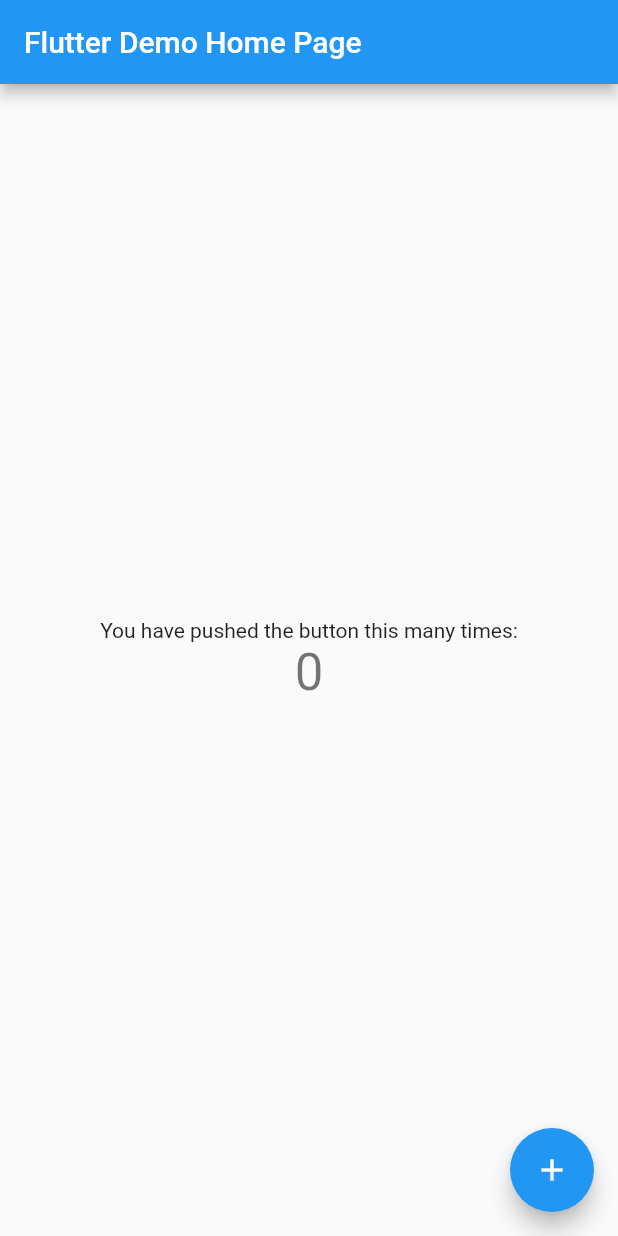
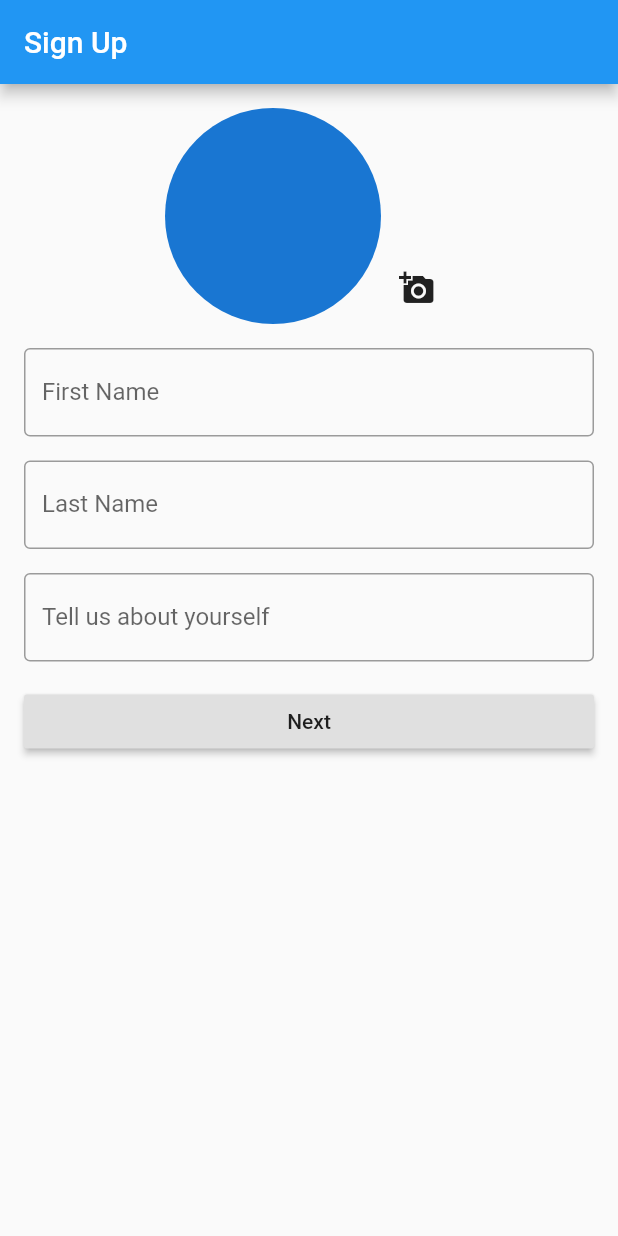
Before and after one commit to BlissDeveloper/go_flutter, a Flutter app: the screen it shows after launch, on a phone screen of 412 x 824 dp. Run offline on Flutter 3.47's test engine with Material 2 defaults, Android fonts, the phone set to English and light mode, and no system bars; our stand-ins replace image_picker, permission_handler; missing offline and left inert: dart:html.

Commit message:
Sign Up 2

```diff
--- a/lib/main.dart
+++ b/lib/main.dart
@@ -1,4 +1,9 @@
 import 'package:flutter/material.dart';
+import 'package:go_flutter/screens/signin.dart';
+import 'package:go_flutter/screens/signup.dart';
+import 'package:go_flutter/screens/_signup.dart';
+
+import 'model/routes.dart';
 
 void main() {
   runApp(MyApp());
@@ -9,109 +14,12 @@ class MyApp extends StatelessWidget {
   @override
   Widget build(BuildContext context) {
     return MaterialApp(
-      title: 'Flutter Demo',
-      theme: ThemeData(
-        // This is the theme of your application.
-        //
-        // Try running your application with "flutter run". You'll see the
-        // application has a blue toolbar. Then, without quitting the app, try
-        // changing the primarySwatch below to Colors.green and then invoke
-        // "hot reload" (press "r" in the console where you ran "flutter run",
-        // or simply save your changes to "hot reload" in a Flutter IDE).
-        // Notice that the counter didn't reset back to zero; the application
-        // is not restarted.
-        primarySwatch: Colors.blue,
-        // This makes the visual density adapt to the platform that you run
-        // the app on. For desktop platforms, the controls will be smaller and
-        // closer together (more dense) than on mobile platforms.
-        visualDensity: VisualDensity.adaptivePlatformDensity,
-      ),
-      home: MyHomePage(title: 'Flutter Demo Home Page'),
+      routes: {
+        Routes.SIGN_UP_ROUTE: (context) => SignUp(),
+        Routes.SIGN_UP_ROUTE: (context) => SignIn(),
+        Routes.SIGN_UP_ROUTE_2: (context) => SignUp2()
+      },
+      home: SignUp(),
     );
   }
 }
-
-class MyHomePage extends StatefulWidget {
-  MyHomePage({Key key, this.title}) : super(key: key);
-
-  // This widget is the home page of your application. It is stateful, meaning
-  // that it has a State object (defined below) that contains fields that affect
-  // how it looks.
-
-  // This class is the configuration for the state. It holds the values (in this
-  // case the title) provided by the parent (in this case the App widget) and
-  // used by the build method of the State. Fields in a Widget subclass are
-  // always marked "final".
-
-  final String title;
-
-  @override
-  _MyHomePageState createState() => _MyHomePageState();
-}
-
-class _MyHomePageState extends State<MyHomePage> {
-  int _counter = 0;
-
-  void _incrementCounter() {
-    setState(() {
-      // This call to setState tells the Flutter framework that something has
-      // changed in this State, which causes it to rerun the build method below
-      // so that the display can reflect the updated values. If we changed
-      // _counter without calling setState(), then the build method would not be
-      // called again, and so nothing would appear to happen.
-      _counter++;
-    });
-  }
-
-  @override
-  Widget build(BuildContext context) {
-    // This method is rerun every time setState is called, for instance as done
-    // by the _incrementCounter method above.
-    //
-    // The Flutter framework has been optimized to make rerunning build methods
-    // fast, so that you can just rebuild anything that needs updating rather
-    // than having to individually change instances of widgets.
-    return Scaffold(
-      appBar: AppBar(
-        // Here we take the value from the MyHomePage object that was created by
-        // the App.build method, and use it to set our appbar title.
-        title: Text(widget.title),
-      ),
-      body: Center(
-        // Center is a layout widget. It takes a single child and positions it
-        // in the middle of the parent.
-        child: Column(
-          // Column is also a layout widget. It takes a list of children and
-          // arranges them vertically. By default, it sizes itself to fit its
-          // children horizontally, and tries to be as tall as its parent.
-          //
-          // Invoke "debug painting" (press "p" in the console, choose the
-          // "Toggle Debug Paint" action from the Flutter Inspector in Android
-          // Studio, or the "Toggle Debug Paint" command in Visual Studio Code)
-          // to see the wireframe for each widget.
-          //
-          // Column has various properties to control how it sizes itself and
-          // how it positions its children. Here we use mainAxisAlignment to
-          // center the children vertically; the main axis here is the vertical
-          // axis because Columns are vertical (the cross axis would be
-          // horizontal).
-          mainAxisAlignment: MainAxisAlignment.center,
-          children: <Widget>[
-            Text(
-              'You have pushed the button this many times:',
-            ),
-            Text(
-              '$_counter',
-              style: Theme.of(context).textTheme.headline4,
-            ),
-          ],
-        ),
-      ),
-      floatingActionButton: FloatingActionButton(
-        onPressed: _incrementCounter,
-        tooltip: 'Increment',
-        child: Icon(Icons.add),
-      ), // This trailing comma makes auto-formatting nicer for build methods.
-    );
-  }
-}
--- /dev/null
+++ b/lib/model/routes.dart
@@ -0,0 +1,6 @@
+class Routes {
+  //Routes
+  static final String SIGN_UP_ROUTE = "/signup";
+  static final String SIGN_UP_ROUTE_2 = "/signup2";
+  static final String SING_IN_ROUTE = "/signin";
+}
--- /dev/null
+++ b/lib/res/constants.dart
@@ -0,0 +1,5 @@
+class Constants {
+  static final RegExp nameRegExp = RegExp(r'[!@#<>?":_`~;[\]\\|=+)(*&^%0-9-]');
+  static final RegExp emailRegExp = RegExp(
+      r"^[a-zA-Z0-9.a-zA-Z0-9.!#$%&'*+-/=?^_`{|}~]+@[a-zA-Z0-9]+\.[a-zA-Z]+");
+}
--- /dev/null
+++ b/lib/res/strings.dart
@@ -0,0 +1,23 @@
+class Strings {
+  static final String SIGN_UP = "Sign Up";
+  static final String SIGN_IN = "Sign In";
+
+  static final String FIRST_NAME_HINT = "First Name";
+  static final String LAST_NAME_HINT = "Last Name";
+  static final String DESC_HINT = "Tell us about yourself";
+  static final String EMAIL_HINT = "Email";
+  static final String PASS_HINT = "Password";
+  static final String PASS_CONFIRM_HINT = "Confirm Password";
+
+  static final String NEXT_HINT = "Next";
+
+  //Messages
+  static final String FIRST_NAME_REQ = "Kindly enter your first name.";
+  static final String LAST_NAME_REQ = "Kindly enter your last name.";
+  static final String NAME_NO_SPEC_CHAR = "Only letters are allowed for your name.";
+  static final String DESC_REQ = "Kindly tell us something about yourself.";
+  static final String PASS_REQ = "Kindly enter a password";
+  static final String CONFIRM_PASS_REQ = "Kindly confirm your password";
+  static final String PASS_NOT_MATCHED = "Passwords do not match";
+  static final String EMAIL_INVALID = "Kindly enter a valid email address";
+}
--- /dev/null
+++ b/lib/screens/signup.dart
@@ -0,0 +1,204 @@
+import 'dart:io';
+
+import 'package:flutter/material.dart';
+import 'package:go_flutter/model/routes.dart';
+import 'package:go_flutter/res/constants.dart';
+import 'package:go_flutter/res/strings.dart';
+import 'package:go_flutter/singleton/user_info.dart';
+import 'package:image_picker/image_picker.dart';
+import 'package:permission_handler/permission_handler.dart';
+
+class SignUp extends StatefulWidget {
+  @override
+  _SignUpState createState() => _SignUpState();
+}
+
+class _SignUpState extends State<SignUp> {
+  bool isHidden = true;
+  bool isHidden2 = true;
+
+  Future permission;
+
+  File legitImageFile;
+  String firstName, lastName, desc;
+  UserInfo userInfoSingleton = UserInfo();
+
+  final GlobalKey<FormState> _formKey = GlobalKey<FormState>();
+
+  @override
+  void initState() {
+    // TODO: implement initState
+    super.initState();
+
+    permission = checkPermissions();
+  }
+
+  checkPermissions() async {
+    return await [
+      Permission.storage,
+    ].request();
+  }
+
+  openGallery() async {
+    PickedFile imageFile;
+    imageFile = await new ImagePicker().getImage(source: ImageSource.gallery);
+    setState(() {
+      legitImageFile = File(imageFile.path);
+    });
+  }
+
+  Widget determineAvatarState() {
+    if (legitImageFile == null) {
+      return CircleAvatar(
+        radius: 72.0,
+      );
+    } else {
+      return CircleAvatar(
+        radius: 72.0,
+        child: Image.file(
+          legitImageFile,
+          height: 72.0,
+          width: 72.0,
+        ),
+      );
+    }
+  }
+
+  goToNext(BuildContext context) {
+    Navigator.pushNamed(context, Routes.SIGN_UP_ROUTE_2);
+  }
+
+  @override
+  Widget build(BuildContext context) {
+    return Scaffold(
+        appBar: AppBar(
+          title: Text(Strings.SIGN_UP),
+        ),
+        body: FutureBuilder(
+          future: permission,
+          builder: (context, snapshot) {
+            Map<Permission, PermissionStatus> map = snapshot.data;
+            print(map);
+            switch (snapshot.connectionState) {
+              case ConnectionState.waiting:
+                return Container();
+                break;
+              case ConnectionState.done:
+                return Container(
+                  child: Form(
+                    key: _formKey,
+                    child: Padding(
+                      padding: const EdgeInsets.all(16.0),
+                      child: Column(
+                        children: <Widget>[
+                          Row(
+                            mainAxisAlignment: MainAxisAlignment.center,
+                            crossAxisAlignment: CrossAxisAlignment.end,
+                            children: <Widget>[
+                              determineAvatarState(),
+                              IconButton(
+                                icon: Icon(Icons.add_a_photo),
+                                onPressed: () {
+                                  openGallery();
+                                },
+                              ),
+                            ],
+                          ),
+                          SizedBox(
+                            height: 16.0,
+                          ),
+                          TextFormField(
+                            validator: (String value) {
+                              if (value.isEmpty) {
+                                return Strings.FIRST_NAME_REQ;
+                              } else {
+                                if (Constants.nameRegExp.hasMatch(value)) {
+                                  return Strings.NAME_NO_SPEC_CHAR;
+                                } else {
+                                  return null;
+                                }
+                              }
+                            },
+                            onSaved: (String value) {
+                              firstName = value;
+                            },
+                            decoration: InputDecoration(
+                                border: OutlineInputBorder(),
+                                labelText: Strings.FIRST_NAME_HINT),
+                          ),
+                          SizedBox(
+                            height: 16.0,
+                          ),
+                          TextFormField(
+                            decoration: InputDecoration(
+                                border: OutlineInputBorder(),
+                                labelText: Strings.LAST_NAME_HINT),
+                            validator: (String value) {
+                              if (value.isEmpty) {
+                                return Strings.LAST_NAME_REQ;
+                              } else {
+                                if (Constants.nameRegExp.hasMatch(value)) {
+                                  return Strings.NAME_NO_SPEC_CHAR;
+                                } else {
+                                  return null;
+                                }
+                              }
+                            },
+                            onSaved: (String value) {
+                              lastName = value;
+                            },
+                          ),
+                          SizedBox(
+                            height: 16.0,
+                          ),
+                          TextFormField(
+                            maxLines: null,
+                            keyboardType: TextInputType.multiline,
+                            decoration: InputDecoration(
+                                border: OutlineInputBorder(),
+                                labelText: Strings.DESC_HINT),
+                            validator: (String value) {
+                              if (value.isEmpty) {
+                                return Strings.DESC_REQ;
+                              } else {
+                                return null;
+                              }
+                            },
+                            onSaved: (String value) {
+                              desc = value;
+                            },
+                          ),
+                          SizedBox(
+                            height: 16.0,
+                          ),
+                          SizedBox(
+                            width: double.infinity,
+                            child: RaisedButton(
+                              child: Text(Strings.NEXT_HINT),
+                              onPressed: () {
+                                if (_formKey.currentState.validate()) {
+                                  _formKey.currentState.save();
+                                  userInfoSingleton.firstName = firstName;
+                                  userInfoSingleton.lastName = lastName;
+                                  userInfoSingleton.desc = desc;
+
+                                  goToNext(context);
+                                } else {
+                                  print("Bad");
+                                }
+                              },
+                            ),
+                          )
+                        ],
+                      ),
+                    ),
+                  ),
+                );
+                break;
+              default:
+                return Text("Hello");
+            }
+          },
+        ));
+  }
+}
--- /dev/null
+++ b/lib/singleton/user_info.dart
@@ -0,0 +1,25 @@
+import 'dart:io';
+
+class UserInfo {
+  UserInfo._privateConstructor();
+
+  static final UserInfo _instance = UserInfo._privateConstructor();
+
+  factory UserInfo() {
+    return _instance;
+  }
+
+  String firstName, lastName, serverImageUri, desc, email;
+  File localImageUri;
+
+  Map<String, dynamic> toJson() {
+    return {
+      'firstName': this.firstName,
+      'lastName': this.lastName,
+      'localImageUri': this.localImageUri,
+      'serverImageUri': this.serverImageUri,
+      'desc': this.desc,
+      'email': this.email
+    };
+  }
+}
--- a/pubspec.yaml
+++ b/pubspec.yaml
@@ -25,13 +25,17 @@ dependencies:
     sdk: flutter
 
 
+
   # The following adds the Cupertino Icons font to your application.
   # Use with the CupertinoIcons class for iOS style icons.
   cupertino_icons: ^0.1.3
+  permission_handler: ^5.0.1+1
+  image_picker: ^0.6.7+7
 
 dev_dependencies:
   flutter_test:
     sdk: flutter
+
 
 # For information on the generic Dart part of this file, see the
 # following page: https://dart.dev/tools/pub/pubspec
```
Also changed, not shown: lib/screens/_signup.dart (added, +137 -0 lines), lib/screens/signin.dart (added, +13 -0 lines), pubspec.lock, 3 other files.
